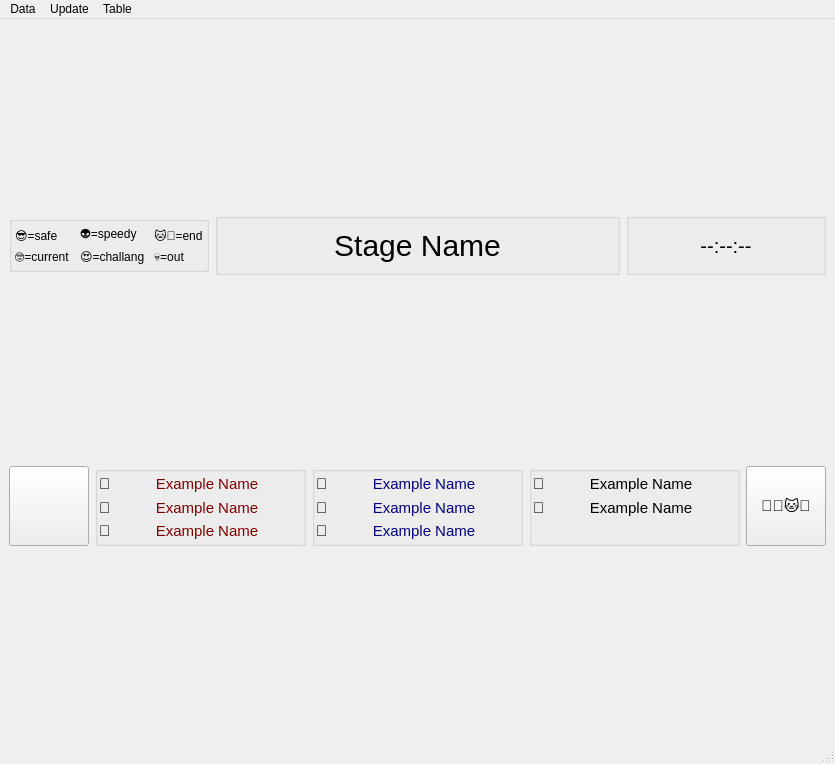
Old version of the form code/ncm_win_ranking_stage.ui in the repository DavidEilenstein/Ninja_Competition_Manager.
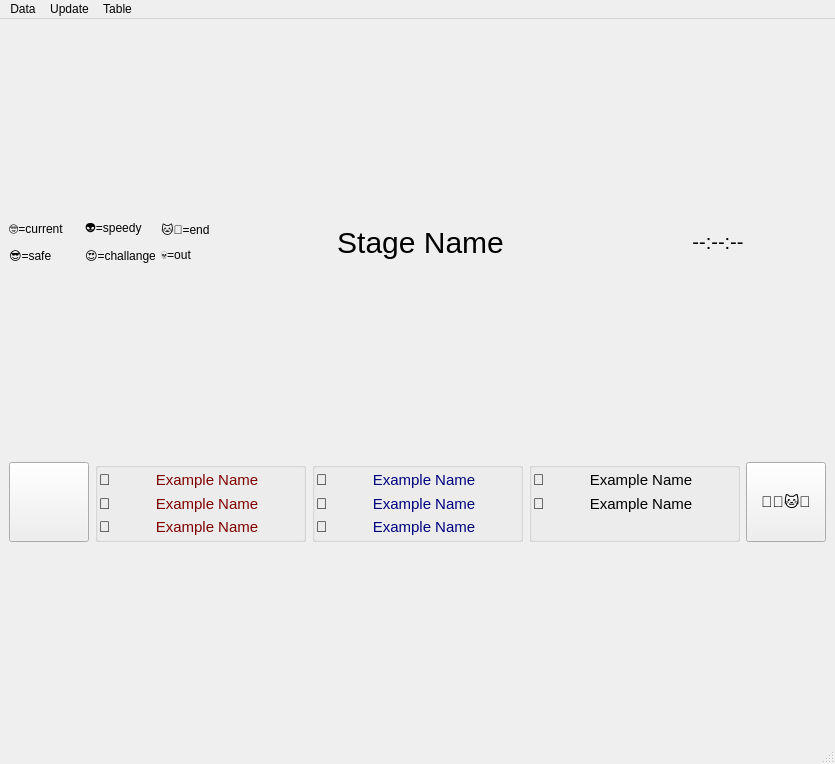
New version of the form.

The edit to the form file:
```diff
--- a/code/ncm_win_ranking_stage.ui
+++ b/code/ncm_win_ranking_stage.ui
@@ -387,165 +387,174 @@
     </item>
     <item row="2" column="0" colspan="5">
      <layout class="QGridLayout" name="gridLayout">
+      <item row="1" column="1">
+       <widget class="QLabel" name="label_6">
+        <property name="minimumSize">
+         <size>
+          <width>70</width>
+          <height>20</height>
+         </size>
+        </property>
+        <property name="maximumSize">
+         <size>
+          <width>70</width>
+          <height>20</height>
+         </size>
+        </property>
+        <property name="text">
+         <string>😍=challange</string>
+        </property>
+       </widget>
+      </item>
+      <item row="0" column="1">
+       <widget class="QLabel" name="label_10">
+        <property name="minimumSize">
+         <size>
+          <width>70</width>
+          <height>20</height>
+         </size>
+        </property>
+        <property name="maximumSize">
+         <size>
+          <width>70</width>
+          <height>20</height>
+         </size>
+        </property>
+        <property name="text">
+         <string>👽=speedy</string>
+        </property>
+       </widget>
+      </item>
+      <item row="1" column="0">
+       <widget class="QLabel" name="label_2">
+        <property name="minimumSize">
+         <size>
+          <width>70</width>
+          <height>20</height>
+         </size>
+        </property>
+        <property name="maximumSize">
+         <size>
+          <width>70</width>
+          <height>20</height>
+         </size>
+        </property>
+        <property name="text">
+         <string>😎=safe</string>
+        </property>
+       </widget>
+      </item>
+      <item row="1" column="2">
+       <widget class="QLabel" name="label_9">
+        <property name="minimumSize">
+         <size>
+          <width>70</width>
+          <height>20</height>
+         </size>
+        </property>
+        <property name="maximumSize">
+         <size>
+          <width>70</width>
+          <height>20</height>
+         </size>
+        </property>
+        <property name="text">
+         <string>💀=out</string>
+        </property>
+       </widget>
+      </item>
+      <item row="0" column="2">
+       <widget class="QLabel" name="label_5">
+        <property name="minimumSize">
+         <size>
+          <width>70</width>
+          <height>20</height>
+         </size>
+        </property>
+        <property name="maximumSize">
+         <size>
+          <width>70</width>
+          <height>20</height>
+         </size>
+        </property>
+        <property name="text">
+         <string>🐱‍👤=end</string>
+        </property>
+       </widget>
+      </item>
       <item row="0" column="0">
-       <widget class="QGroupBox" name="groupBox_3">
+       <widget class="QLabel" name="label_3">
+        <property name="minimumSize">
+         <size>
+          <width>70</width>
+          <height>20</height>
+         </size>
+        </property>
+        <property name="maximumSize">
+         <size>
+          <width>70</width>
+          <height>20</height>
+         </size>
+        </property>
+        <property name="text">
+         <string>🤓=current</string>
+        </property>
+       </widget>
+      </item>
+      <item row="0" column="3" rowspan="2">
+       <widget class="QLabel" name="label_Name">
         <property name="sizePolicy">
          <sizepolicy hsizetype="Preferred" vsizetype="Maximum">
-          <horstretch>1</horstretch>
+          <horstretch>0</horstretch>
           <verstretch>0</verstretch>
          </sizepolicy>
         </property>
-        <property name="minimumSize">
-         <size>
-          <width>200</width>
-          <height>56</height>
-         </size>
-        </property>
-        <property name="maximumSize">
-         <size>
-          <width>200</width>
-          <height>16777215</height>
-         </size>
-        </property>
-        <property name="title">
-         <string/>
-        </property>
-        <layout class="QGridLayout" name="gridLayout_3">
-         <property name="leftMargin">
-          <number>3</number>
-         </property>
-         <property name="topMargin">
-          <number>3</number>
-         </property>
-         <property name="rightMargin">
-          <number>3</number>
-         </property>
-         <property name="bottomMargin">
-          <number>3</number>
-         </property>
-         <property name="horizontalSpacing">
-          <number>10</number>
-         </property>
-         <property name="verticalSpacing">
-          <number>1</number>
-         </property>
-         <item row="0" column="2">
-          <widget class="QLabel" name="label_2">
-           <property name="text">
-            <string>😎=safe</string>
-           </property>
-          </widget>
-         </item>
-         <item row="0" column="3">
-          <widget class="QLabel" name="label_10">
-           <property name="text">
-            <string>👽=speedy</string>
-           </property>
-          </widget>
-         </item>
-         <item row="1" column="2">
-          <widget class="QLabel" name="label_3">
-           <property name="text">
-            <string>🤓=current</string>
-           </property>
-          </widget>
-         </item>
-         <item row="1" column="4">
-          <widget class="QLabel" name="label_9">
-           <property name="text">
-            <string>💀=out</string>
-           </property>
-          </widget>
-         </item>
-         <item row="1" column="3">
-          <widget class="QLabel" name="label_6">
-           <property name="text">
-            <string>😍=challange</string>
-           </property>
-          </widget>
-         </item>
-         <item row="0" column="4">
-          <widget class="QLabel" name="label_5">
-           <property name="text">
-            <string>🐱‍👤=end</string>
-           </property>
-          </widget>
-         </item>
-        </layout>
-       </widget>
-      </item>
-      <item row="0" column="1">
-       <widget class="QGroupBox" name="groupBox_5">
         <property name="minimumSize">
          <size>
           <width>0</width>
-          <height>56</height>
+          <height>40</height>
          </size>
         </property>
-        <property name="title">
-         <string/>
+        <property name="maximumSize">
+         <size>
+          <width>16777215</width>
+          <height>40</height>
+         </size>
         </property>
-        <layout class="QGridLayout" name="gridLayout_7">
-         <item row="0" column="1">
-          <widget class="QLabel" name="label_Name">
-           <property name="sizePolicy">
-            <sizepolicy hsizetype="Preferred" vsizetype="Maximum">
-             <horstretch>0</horstretch>
-             <verstretch>0</verstretch>
-            </sizepolicy>
-           </property>
-           <property name="styleSheet">
-            <string notr="true">font-size: 30px;</string>
-           </property>
-           <property name="text">
-            <string>Stage Name</string>
-           </property>
-           <property name="alignment">
-            <set>Qt::AlignCenter</set>
-           </property>
-          </widget>
-         </item>
-        </layout>
+        <property name="styleSheet">
+         <string notr="true">font-size: 30px;</string>
+        </property>
+        <property name="text">
+         <string>Stage Name</string>
+        </property>
+        <property name="alignment">
+         <set>Qt::AlignCenter</set>
+        </property>
        </widget>
       </item>
-      <item row="0" column="2">
-       <widget class="QGroupBox" name="groupBox_4">
-        <property name="sizePolicy">
-         <sizepolicy hsizetype="Preferred" vsizetype="Preferred">
-          <horstretch>1</horstretch>
-          <verstretch>0</verstretch>
-         </sizepolicy>
-        </property>
-        <property name="minimumSize">
-         <size>
-          <width>200</width>
-          <height>56</height>
-         </size>
-        </property>
+      <item row="0" column="4" rowspan="2">
+       <widget class="QLabel" name="label_Time">
         <property name="maximumSize">
          <size>
-          <width>200</width>
-          <height>16777215</height>
+          <width>216</width>
+          <height>40</height>
          </size>
         </property>
-        <property name="title">
-         <string/>
+        <property name="sizeIncrement">
+         <size>
+          <width>216</width>
+          <height>40</height>
+         </size>
         </property>
-        <layout class="QGridLayout" name="gridLayout_6">
-         <item row="0" column="0">
-          <widget class="QLabel" name="label_Time">
-           <property name="styleSheet">
-            <string notr="true">font-size: 20px;</string>
-           </property>
-           <property name="text">
-            <string>--:--:--</string>
-           </property>
-           <property name="alignment">
-            <set>Qt::AlignCenter</set>
-           </property>
-          </widget>
-         </item>
-        </layout>
+        <property name="styleSheet">
+         <string notr="true">font-size: 20px;</string>
+        </property>
+        <property name="text">
+         <string>--:--:--</string>
+        </property>
+        <property name="alignment">
+         <set>Qt::AlignCenter</set>
+        </property>
        </widget>
       </item>
      </layout>
```
Left out of the diff: 228 changed lines with no effect on the pictures.
